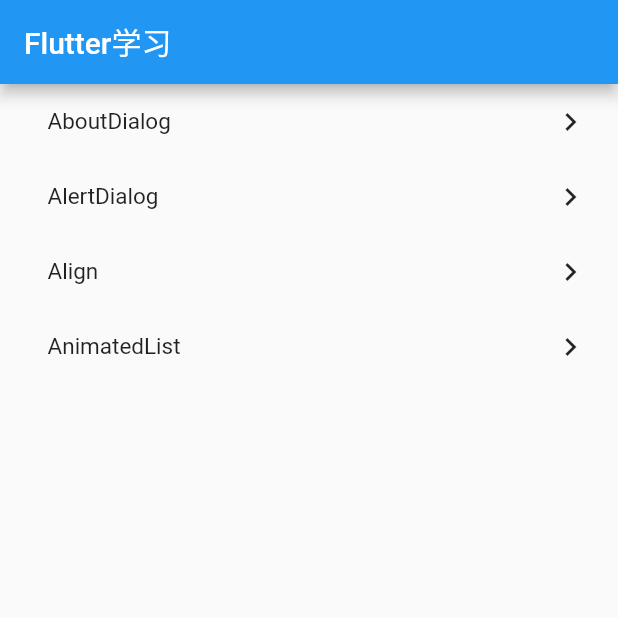
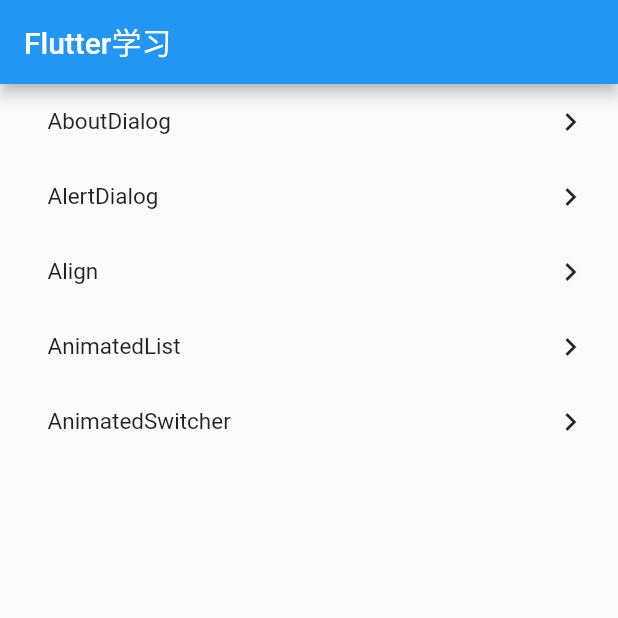
Before and after one commit to wangpeibao/flutter_learn, a Flutter app: the screen it shows after launch, on a phone screen of 412 x 824 dp, the top half of it. Run offline on Flutter 3.47's test engine with Material 2 defaults, Android fonts, the phone set to English and light mode, and no system bars.

Commit message:
AnimatedSwitcher

```diff
--- a/lib/main.dart
+++ b/lib/main.dart
@@ -3,6 +3,7 @@ import 'package:flutter_learn/pages/learn_aboutdialog.dart';
 import 'package:flutter_learn/pages/learn_alertdialog.dart';
 import 'package:flutter_learn/pages/learn_align.dart';
 import 'package:flutter_learn/pages/learn_animatedlist.dart';
+import 'package:flutter_learn/pages/learn_animatedswitcher.dart';
 import 'package:flutter_localizations/flutter_localizations.dart';
 
 void main() => runApp(MyApp());
@@ -31,7 +32,8 @@ class MyApp extends StatelessWidget {
         "/learn_aboutdialog": (context) => MyAboutDialog(),
         "/learn_alertdialog": (context) => MyAlertDialog(),
         "/learn_align": (context) => MyAlign(),
-        "/learn_animatelist": (context) => MyAnimatedList(),
+        "/learn_animatedlist": (context) => MyAnimatedList(),
+        "/learn_animatedswitcher": (context) => MyAnimatedSwitcher(),
       },
       localizationsDelegates: [
         //此处
@@ -54,7 +56,8 @@ class Index extends StatelessWidget {
     {"name": "AboutDialog", "next": "/learn_aboutdialog"},
     {"name": "AlertDialog", "next": "/learn_alertdialog"},
     {"name": "Align", "next": "/learn_align"},
-    {"name": "AnimatedList", "next": "/learn_animatelist"}
+    {"name": "AnimatedList", "next": "/learn_animatedlist"},
+    {"name": "AnimatedSwitcher", "next": "/learn_animatedswitcher"}
   ];
 
   @override
```
Also changed, not shown: lib/pages/learn_animatedswitcher.dart (added, +48 -0 lines).
